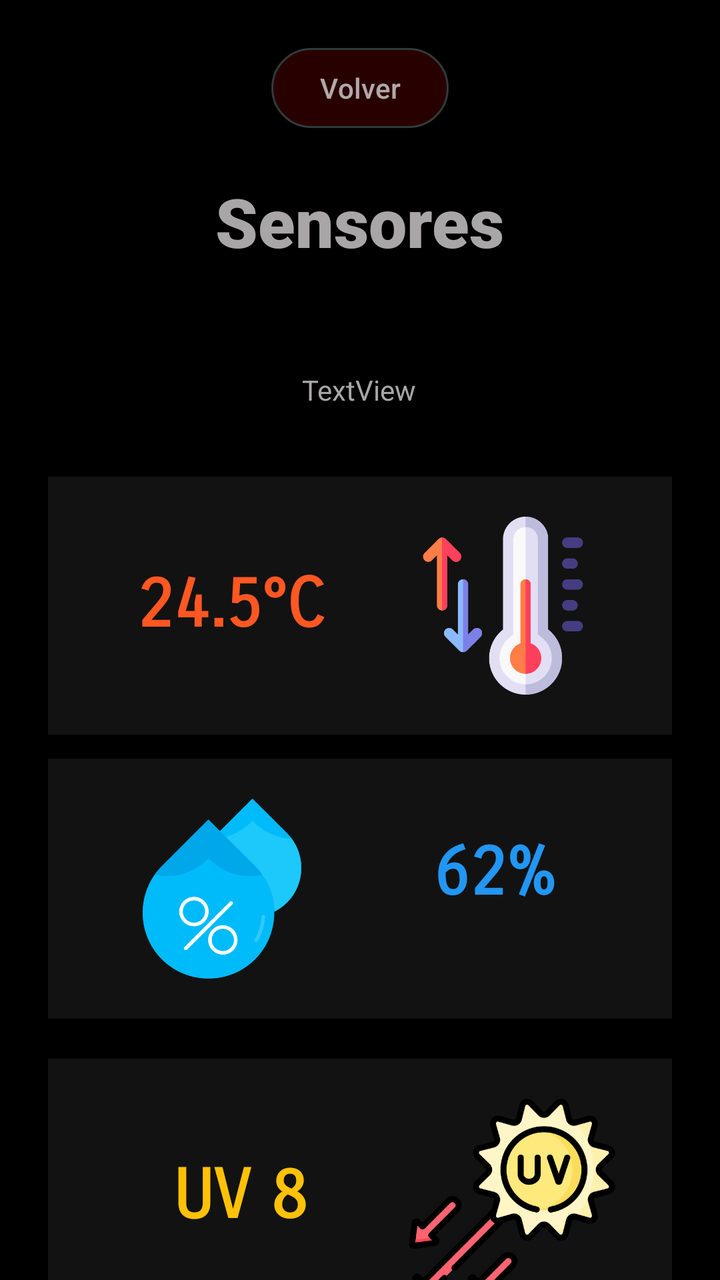
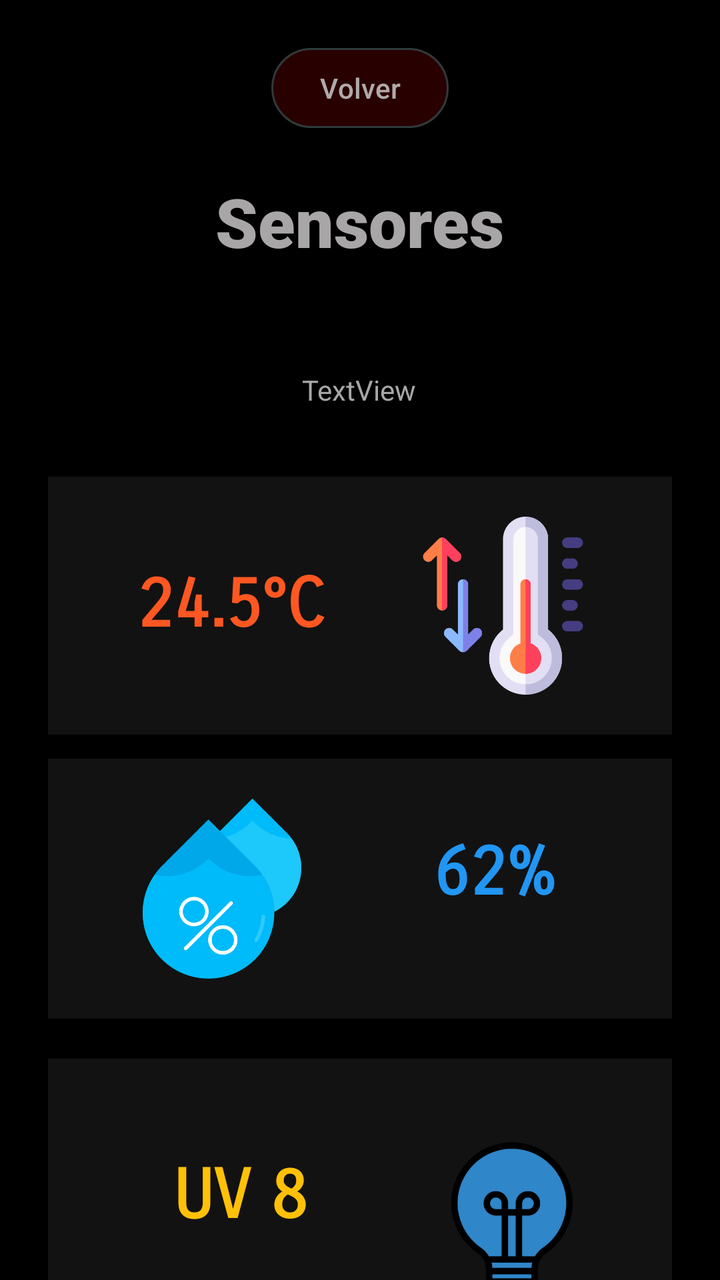

Before-and-after screenshots of an Android layout around one commit, followed by the original layout XML and the change that was made.
<!-- AndroidManifest.xml: application theme Theme.PROYECTOPENKA -->
<!-- res/layout/activity_sensors.xml -->
<?xml version="1.0" encoding="utf-8"?>
<androidx.constraintlayout.widget.ConstraintLayout xmlns:android="http://schemas.android.com/apk/res/android"
    xmlns:app="http://schemas.android.com/apk/res-auto"
    xmlns:tools="http://schemas.android.com/tools"
    android:id="@+id/main"
    android:layout_width="match_parent"
    android:layout_height="match_parent"
    tools:context=".Sensors">

    <Button
        android:id="@+id/btnbacksensors"
        android:layout_width="wrap_content"
        android:layout_height="wrap_content"
        android:layout_marginTop="20dp"
        android:backgroundTint="#26960000"
        android:text="Volver"
        android:textColor="#CCD3D3D3"
        app:layout_constraintEnd_toEndOf="parent"
        app:layout_constraintStart_toStartOf="parent"
        app:layout_constraintTop_toTopOf="parent"
        app:strokeColor="#80397676"
        app:strokeWidth="1sp" />

    
    <TextView
        android:id="@+id/titlesensors"
        android:layout_width="wrap_content"
        android:layout_height="wrap_content"
        android:layout_marginTop="20dp"
        android:fontFamily="sans-serif-black"
        android:text="Sensores"
        android:textColor="#A8A6A6"
        android:textSize="34sp"
        app:layout_constraintEnd_toEndOf="parent"
        app:layout_constraintStart_toStartOf="parent"
        app:layout_constraintTop_toBottomOf="@+id/btnbacksensors" />

    
    <LinearLayout
        android:id="@+id/cardTemp"
        android:layout_width="match_parent"
        android:layout_height="wrap_content"
        android:layout_marginStart="24dp"
        android:layout_marginTop="34dp"
        android:layout_marginEnd="24dp"
        android:background="#12FFFFFF"
        android:gravity="center_vertical"
        android:orientation="horizontal"
        android:padding="20dp"
        app:layout_constraintEnd_toEndOf="parent"
        app:layout_constraintHorizontal_bias="1.0"
        app:layout_constraintStart_toStartOf="parent"
        app:layout_constraintTop_toBottomOf="@+id/txt_fecha">

        <TextView
            android:id="@+id/txt_temp"
            android:layout_width="143dp"
            android:layout_height="42dp"
            android:fontFamily="sans-serif-smallcaps"
            android:singleLine="false"
            android:text="24.5°C"
            android:textAlignment="center"
            android:textColor="#FF5722"
            android:textSize="34sp"
            android:textStyle="bold" />

        <ImageView
            android:id="@+id/imagen_temp"
            android:layout_width="110dp"
            android:layout_height="89dp"
            android:layout_weight="1"
            app:srcCompat="@drawable/temperature" />

    </LinearLayout>

    <ImageView
        android:id="@+id/imgNoti"
        android:layout_width="80dp"
        android:layout_height="80dp"
        android:layout_marginTop="40dp"
        app:layout_constraintEnd_toEndOf="parent"
        app:layout_constraintHorizontal_bias="0.498"
        app:layout_constraintStart_toStartOf="parent"
        app:layout_constraintTop_toBottomOf="@+id/cardLuz"
        app:srcCompat="@drawable/notioff" />

    <LinearLayout
        android:id="@+id/cardLuz"
        android:layout_width="match_parent"
        android:layout_height="wrap_content"
        android:layout_marginStart="24dp"
        android:layout_marginTop="20dp"
        android:layout_marginEnd="24dp"
        android:background="#12FFFFFF"
        android:gravity="center_vertical"
        android:orientation="horizontal"
        android:padding="20dp"
        app:layout_constraintEnd_toEndOf="parent"
        app:layout_constraintHorizontal_bias="1.0"
        app:layout_constraintStart_toStartOf="parent"
        app:layout_constraintTop_toBottomOf="@+id/cardHum">

        <TextView
            android:id="@+id/txtUVVal"
            android:layout_width="152dp"
            android:layout_height="47dp"
            android:fontFamily="sans-serif-smallcaps"
            android:text="UV 8"
            android:textAlignment="center"
            android:textColor="#FFC107"
            android:textSize="34sp"
            android:textStyle="bold" />

        <ImageView
            android:id="@+id/imageView9"
            android:layout_width="85dp"
            android:layout_height="103dp"
            android:layout_weight="1"
            app:srcCompat="@drawable/uv" />

    </LinearLayout>

    <LinearLayout
        android:id="@+id/cardHum"
        android:layout_width="match_parent"
        android:layout_height="wrap_content"
        android:layout_marginStart="24dp"
        android:layout_marginTop="12dp"
        android:layout_marginEnd="24dp"
        android:background="#12FFFFFF"
        android:gravity="center_vertical"
        android:orientation="horizontal"
        android:padding="20dp"
        app:layout_constraintEnd_toEndOf="parent"
        app:layout_constraintHorizontal_bias="1.0"
        app:layout_constraintStart_toStartOf="parent"
        app:layout_constraintTop_toBottomOf="@+id/cardTemp">

        <ImageView
            android:id="@+id/imageView8"
            android:layout_width="212dp"
            android:layout_height="90dp"
            android:layout_weight="1"
            app:srcCompat="@drawable/humidity" />

        <TextView
            android:id="@+id/txt_humedad"
            android:layout_width="138dp"
            android:layout_height="57dp"
            android:fontFamily="sans-serif-smallcaps"
            android:text="62%"
            android:textAlignment="center"
            android:textColor="#2196F3"
            android:textSize="34sp"
            android:textStyle="bold" />

    </LinearLayout>

    

    <TextView
        android:id="@+id/txt_fecha"
        android:layout_width="wrap_content"
        android:layout_height="wrap_content"
        android:layout_marginTop="52dp"
        android:text="TextView"
        android:textColor="#A8A6A6"
        app:layout_constraintEnd_toEndOf="parent"
        app:layout_constraintHorizontal_bias="0.498"
        app:layout_constraintStart_toStartOf="parent"
        app:layout_constraintTop_toBottomOf="@+id/titlesensors" />

</androidx.constraintlayout.widget.ConstraintLayout>
<!-- resources referenced by this layout -->
<resources>
  <!-- drawable humidity: png bitmap (drawable, 23060 bytes) -->
  <!-- drawable notioff: png bitmap (drawable, 16976 bytes) -->
  <!-- drawable temperature: png bitmap (drawable, 20386 bytes) -->
  <!-- drawable uv: png bitmap (drawable, 42264 bytes) -->
  <style name="Theme.PROYECTOPENKA" parent="Base.Theme.PROYECTOPENKA" />
  <style name="Base.Theme.PROYECTOPENKA" parent="Theme.Material3.DayNight.NoActionBar">
          <item name="android:windowBackground">@android:color/black</item>
          <item name="android:windowAnimationStyle">@style/FadeTransition</item>
      </style>
  <style name="FadeTransition" parent="@android:style/Animation.Activity">
          <item name="android:activityOpenEnterAnimation">@anim/fade_in</item>
          <item name="android:activityOpenExitAnimation">@anim/fade_out</item>
          <item name="android:activityCloseEnterAnimation">@anim/fade_in</item>
          <item name="android:activityCloseExitAnimation">@anim/fade_out</item>
      </style>
</resources>

<!-- the commit's change to res/layout/activity_sensors.xml (unified diff, before → after) -->
@@ -82,7 +82,7 @@
         app:layout_constraintHorizontal_bias="0.498"
         app:layout_constraintStart_toStartOf="parent"
         app:layout_constraintTop_toBottomOf="@+id/cardLuz"
-        app:srcCompat="@drawable/notioff" />
+        app:srcCompat="@drawable/flashlightoff" />
 
     <LinearLayout
         android:id="@+id/cardLuz"
@@ -116,7 +116,7 @@
             android:layout_width="85dp"
             android:layout_height="103dp"
             android:layout_weight="1"
-            app:srcCompat="@drawable/uv" />
+            app:srcCompat="@drawable/bulboff" />
 
     </LinearLayout>
 
<!-- resource entries referenced after the edit -->
@@ -1,9 +1,9 @@
 <!-- resources referenced by this layout -->
 <resources>
+  <!-- drawable bulboff: png bitmap (drawable, 14251 bytes) -->
+  <!-- drawable flashlightoff: png bitmap (drawable, 8699 bytes) -->
   <!-- drawable humidity: png bitmap (drawable, 23060 bytes) -->
-  <!-- drawable notioff: png bitmap (drawable, 16976 bytes) -->
   <!-- drawable temperature: png bitmap (drawable, 20386 bytes) -->
-  <!-- drawable uv: png bitmap (drawable, 42264 bytes) -->
   <style name="Theme.PROYECTOPENKA" parent="Base.Theme.PROYECTOPENKA" />
   <style name="Base.Theme.PROYECTOPENKA" parent="Theme.Material3.DayNight.NoActionBar">
           <item name="android:windowBackground">@android:color/black</item>
